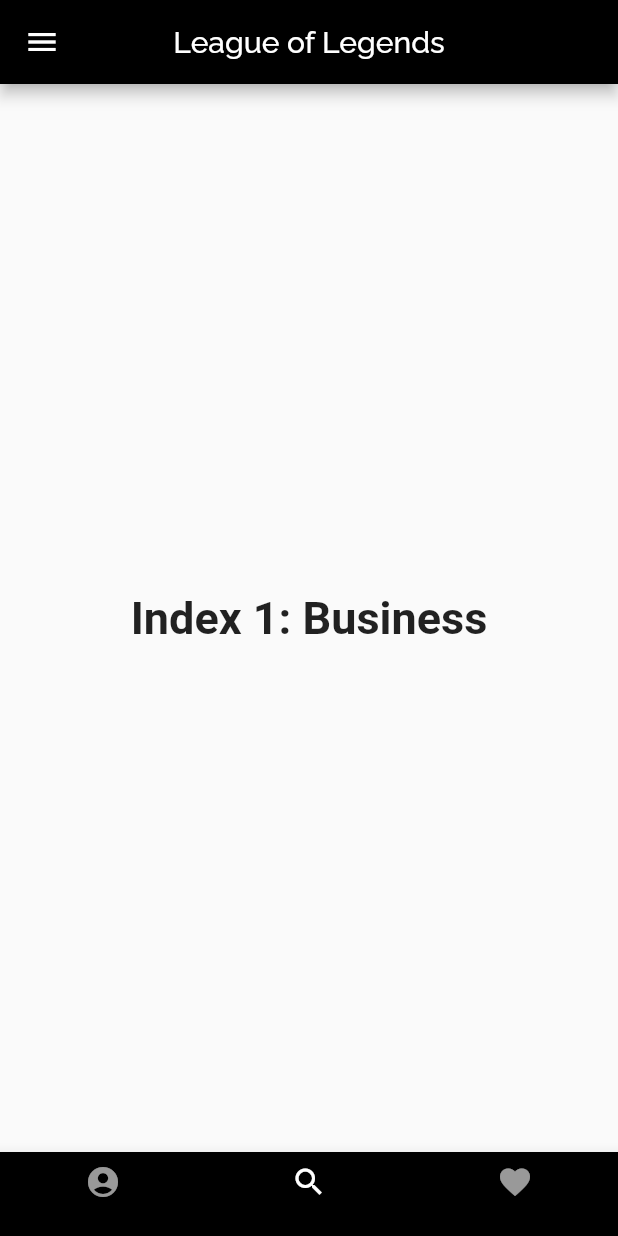
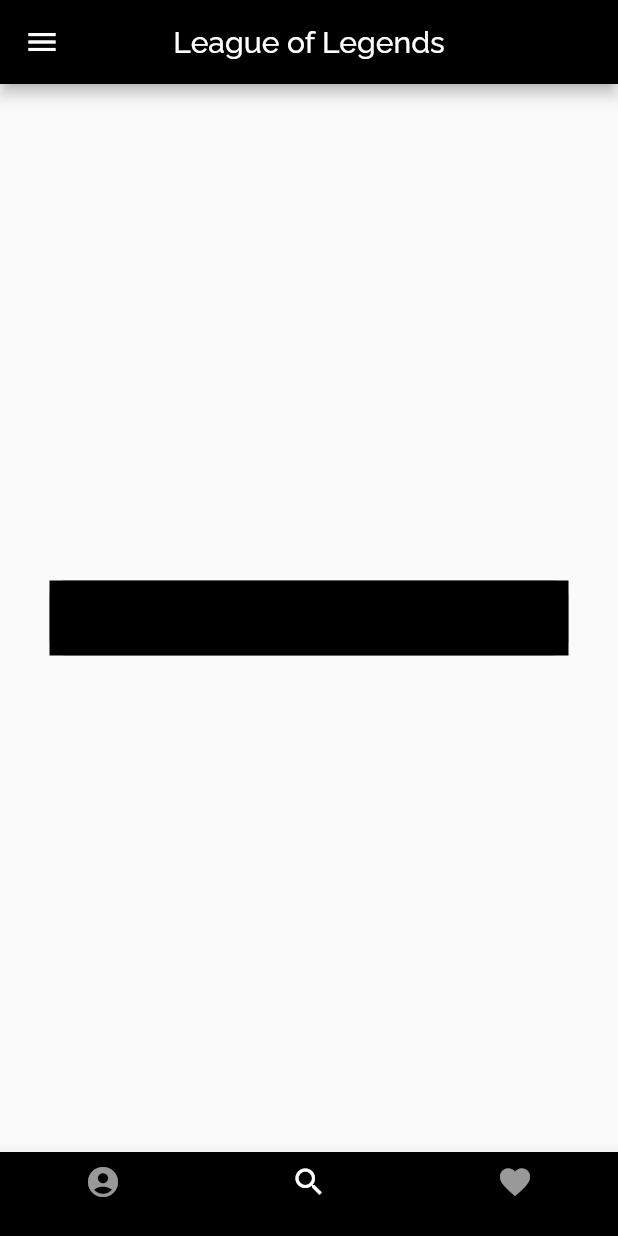
Before and after one commit to sete39/UnnamedApp, a Flutter app: the screen it shows after launch, item 2 of the bottom bar chosen, on a phone screen of 412 x 824 dp. Run offline on Flutter 3.47's test engine with Material 2 defaults, Android fonts, the phone set to English and light mode, and no system bars.

Commit message:
Added variables to search_page and main_page for easier changes later on in development

```diff
--- a/unnamed_app_project/lib/account_view/login_page.dart
+++ b/unnamed_app_project/lib/account_view/login_page.dart
@@ -1,14 +1,13 @@
 import 'package:flutter/material.dart';
-import 'package:flutter_auth_buttons/flutter_auth_buttons.dart';
 
 class LoginPage extends StatelessWidget {
-  const LoginPage();
+  final double width;
+  final double height;
+  const LoginPage({this.width = 346, this.height = 50});
   @override
   Widget build(BuildContext context) {
     final googleSignInButton = RaisedButton.icon(
       icon: Container(
-        // width: 500,
-        // height: 400,
         child: Image.asset("assets/images/google_logo.png"),
       ),
       padding: EdgeInsets.fromLTRB(0, 13, 0, 13),
@@ -54,14 +53,14 @@ class LoginPage extends StatelessWidget {
         crossAxisAlignment: CrossAxisAlignment.center,
         children: [
           Container(
-            width: 346,
-            height: 50,
+            width: width,
+            height: height,
             child: googleSignInButton,
           ),
           Padding(padding: EdgeInsets.all(8)),
           Container(
-            width: 346,
-            height: 50,
+            width: width,
+            height: height,
             child: twitterSignInButton,
           ),
         ],
--- a/unnamed_app_project/lib/main_page.dart
+++ b/unnamed_app_project/lib/main_page.dart
@@ -1,6 +1,7 @@
 import 'package:flutter/cupertino.dart';
 import 'package:flutter/material.dart';
 import 'package:unnamed_app_project/account_view/login_page.dart';
+import 'package:unnamed_app_project/search_page/search_page.dart';
 
 class MainPage extends StatefulWidget {
   const MainPage();
@@ -25,13 +26,13 @@ class _MainPageState extends State<MainPage> {
 
   @override
   Widget build(BuildContext context) {
+    const searchColor = Colors.black;
+    const double width = 346.0;
+    const double height = 50.0;
     const TextStyle optionStyle = TextStyle(fontSize: 30, fontWeight: FontWeight.bold);
     const List<Widget> _widgetOptions = <Widget>[
-      LoginPage(),
-      Text(
-        'Index 1: Business',
-        style: optionStyle,
-      ),
+      LoginPage(width: width, height: height),
+      SearchPage(searchColor, width: width, height: height),
       Text(
         'Index 2: School',
         style: optionStyle,
--- /dev/null
+++ b/unnamed_app_project/lib/search_page/search_page.dart
@@ -0,0 +1,32 @@
+import 'package:flutter/cupertino.dart';
+import 'package:flutter/material.dart';
+
+class SearchPage extends StatelessWidget {
+  final Color color;
+  final double width;
+  final double height;
+  const SearchPage(this.color, {this.width = 346, this.height = 50});
+
+  @override
+  Widget build(BuildContext context) {
+    return Container(
+      width: width,
+      height: height,
+      color: Colors.black,
+      child: TextFormField(
+        cursorColor: color,
+        decoration: InputDecoration(
+          fillColor: Colors.red,
+          border: OutlineInputBorder(
+            borderRadius: BorderRadius.circular(10),
+            borderSide: BorderSide(
+              color: Color(0xFF00000)
+            )
+          ),
+          hintText: 'Enter Summoner Name',
+        ),
+
+      )
+    );
+  }
+}
```
